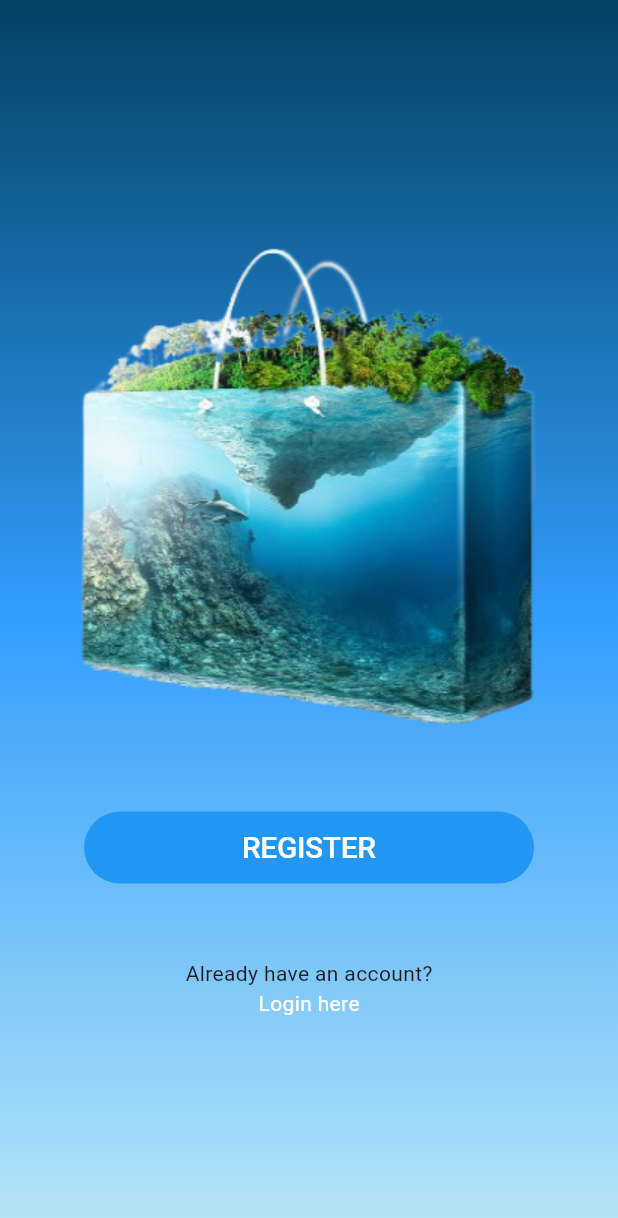
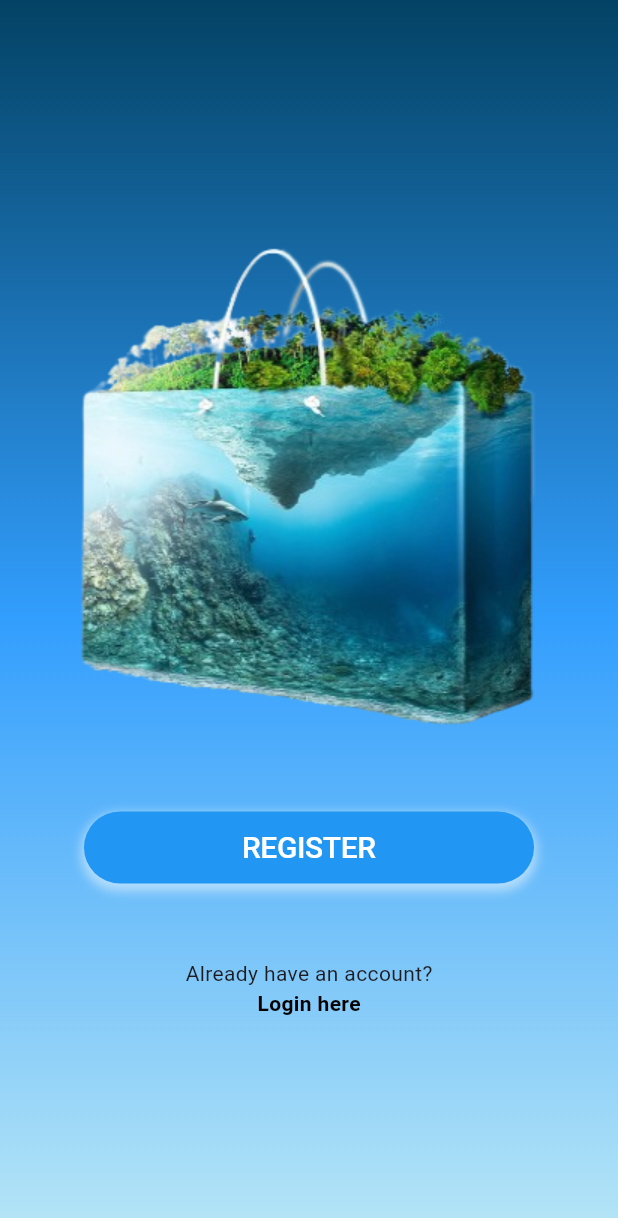
Before and after one commit to SaqlainMuhammadd/codixim_using_getx_flutter_state_management, a Flutter app: the screen it shows after launch, on a phone screen of 412 x 824 dp. Shown: the top 1218 px of the screen. Run offline on Flutter 3.47's test engine with Material 2 defaults, Android fonts, the light colour scheme and no system bars; our stand-ins replace animated_splash_screen.

Commit message:
homeScreen Updated

```diff
--- a/lib/home.dart
+++ b/lib/home.dart
@@ -42,8 +42,14 @@ class _HomeScreenState extends State<HomeScreen> {
                   style: Theme.of(context).textTheme.displayLarge,
                 ),
               ),
-              decoration: BoxDecoration(
-                  color: Colors.blue, borderRadius: BorderRadius.circular(25)),
+              decoration: BoxDecoration(boxShadow: [
+                BoxShadow(
+                    color: const Color.fromARGB(255, 255, 255, 255)
+                        .withOpacity(0.5),
+                    spreadRadius: 2,
+                    blurRadius: 5,
+                    offset: Offset(0, 3))
+              ], color: Colors.blue, borderRadius: BorderRadius.circular(25)),
             ),
             SizedBox(
               height: 50,
@@ -61,7 +67,9 @@ class _HomeScreenState extends State<HomeScreen> {
                     },
                     child: Text(
                       'Login here',
-                      style: TextStyle(color: Colors.white),
+                      style: TextStyle(
+                          fontWeight: FontWeight.bold,
+                          color: const Color.fromARGB(255, 0, 0, 0)),
                     ))
               ],
             ),
```
